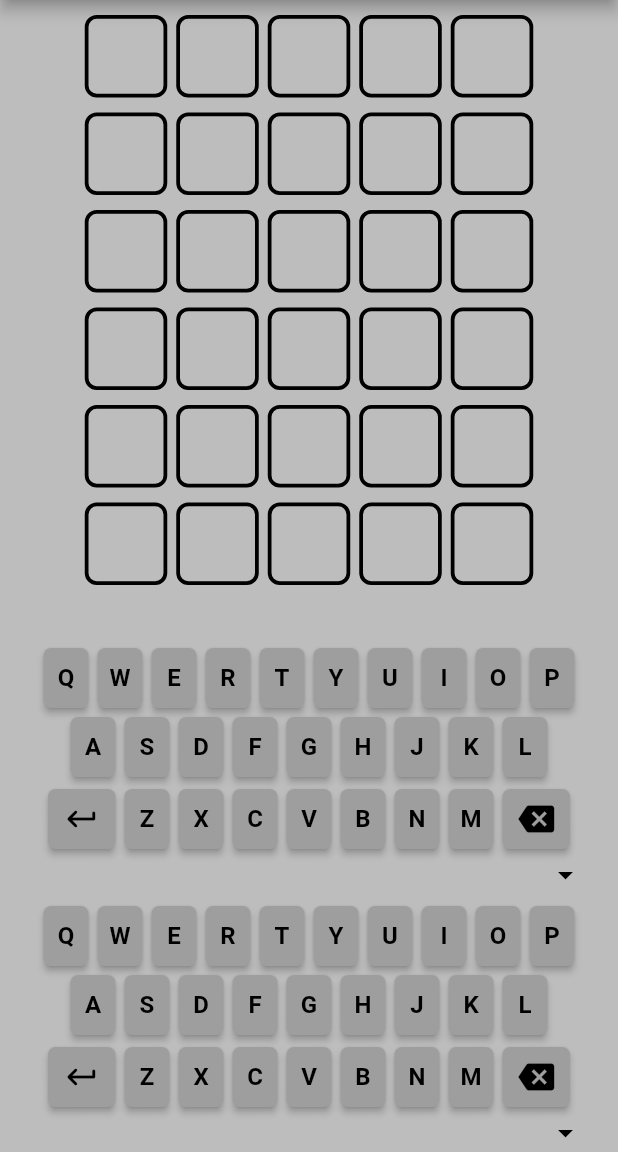
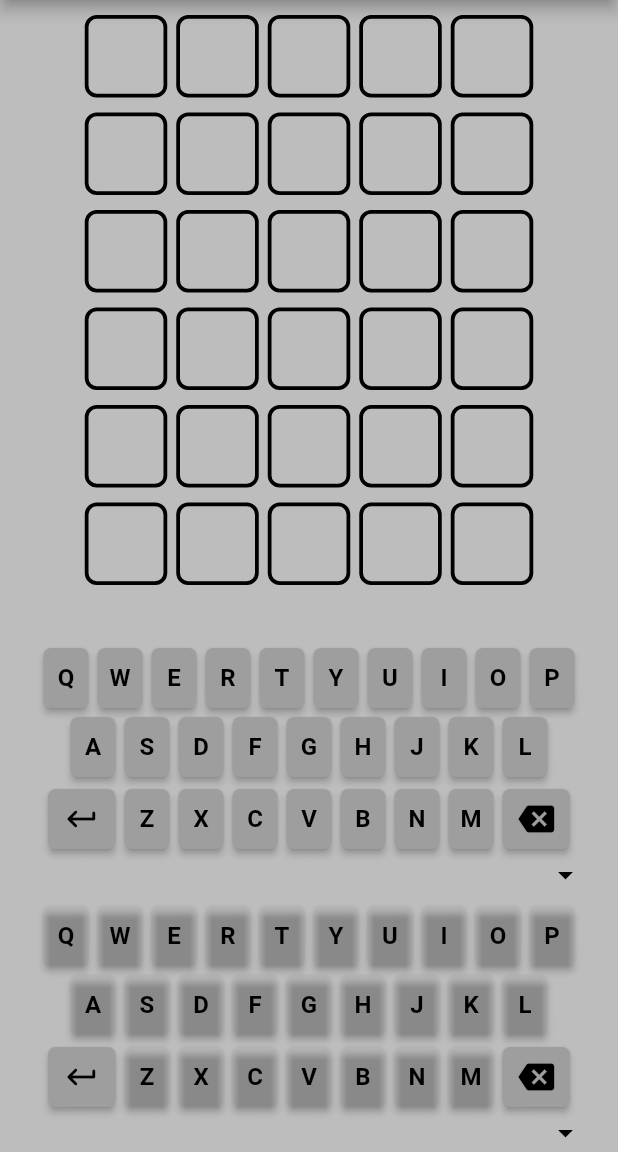
Before and after one commit to aminaramoon/ordle, a Flutter app: the screen it shows after launch, on a phone screen of 412 x 824 dp, the part 84-1236 px from its top. Run offline on Flutter 3.47's test engine with Material 2 defaults, Android fonts, the phone set to English and light mode, and no system bars; our stand-ins replace shared_preferences; project files that could hold a hidden picture were left out.

Commit message:
added card-based provider

```diff
--- a/lib/screens/game_screen.dart
+++ b/lib/screens/game_screen.dart
@@ -1,10 +1,13 @@
 import 'package:flutter/material.dart';
 import 'package:provider/provider.dart';
 import 'package:wordle/services/app_theme.dart';
+import 'package:wordle/services/locale.dart';
 import 'package:wordle/states/keyboard_provider.dart';
 import 'package:wordle/states/oauth_provider.dart';
 import 'package:wordle/widgets/keyboard.dart';
 import 'package:wordle/widgets/wordpad.dart';
+
+import '../widgets/new_keyboard.dart';
 
 class GameScreen extends StatelessWidget {
   const GameScreen({Key? key}) : super(key: key);
@@ -94,7 +97,7 @@ class GameScreen extends StatelessWidget {
             Expanded(child: Container()),
             const Keyboard(),
             Visibility(
-              child: const Keyboard(),
+              child: const NewKeyboard(locale: LanguageLocale.en()),
               visible: context.watch<KeyboardProvider>().visible,
             )
           ],
--- a/lib/services/locale.dart
+++ b/lib/services/locale.dart
@@ -4,7 +4,8 @@ class LanguageLocale {
         _secondRow = 'ASDFGHJKL',
         _thirdRow = 'ZXCVBNM',
         _lang = "en",
-        _charCode = 0x7F;
+        _charCode = 0x7F,
+        _alphabet = 'QWERTYUIOPASDFGHJKLZXCVBNM';
 
   final String _firstRow;
   String get firstRow => _firstRow;
@@ -20,4 +21,11 @@ class LanguageLocale {
 
   final int _charCode;
   int get charCode => _charCode;
+
+  final String _alphabet;
+  String get alphabet => _alphabet;
+
+  int get secondRowIndex => _firstRow.length;
+
+  int get thirdRowIndex => _firstRow.length + _secondRow.length;
 }
--- a/lib/states/keyboard_provider.dart
+++ b/lib/states/keyboard_provider.dart
@@ -10,6 +10,8 @@ enum SubmissionResult {
   done,
   notMatch,
 }
+
+enum LetterStatus { pressed, correct, misplaced, intact }
 
 class WordRowState {
   WordRowState({required this.word, required this.state}) : radius = 8;
@@ -39,6 +41,15 @@ class WordRowState {
   final double radius;
 }
 
+class LetterState {
+  LetterState({required this.letter, required this.status});
+
+  LetterState.fromChar(this.letter) : status = LetterStatus.intact;
+
+  final String letter;
+  final LetterStatus status;
+}
+
 class KeyboardProvider with ChangeNotifier {
   final LanguageLocale _locale = const LanguageLocale.en();
   final _dictionary = Dictionary();
@@ -66,6 +77,13 @@ class KeyboardProvider with ChangeNotifier {
 
   String _guessWord = "";
   String get guessWord => _guessWord;
+
+  final List<LetterState> _alphabetKeys = const LanguageLocale.en()
+      .alphabet
+      .characters
+      .map<LetterState>((e) => LetterState.fromChar(e))
+      .toList();
+  List<LetterState> get alphabetKeys => _alphabetKeys;
 
   String _coloredFirstRow = const LanguageLocale.en().firstRow;
   String get coloredFirstRow => _coloredFirstRow;
@@ -167,6 +185,14 @@ class KeyboardProvider with ChangeNotifier {
     }
   }
 
+  void pushLetter(String c) {
+    if (_guessWord.length < numberOfLetters && _activeRow < numberOfGuesses) {
+      _guessWord += c;
+      _guessStates[_activeRow] = WordRowState.keyword(_guessWord);
+      notifyListeners();
+    }
+  }
+
   void removeLetter() {
     if (_guessWord.isNotEmpty && _activeRow < numberOfGuesses) {
       _guessWord = _guessWord.characters.skipLast(1).toString();
--- /dev/null
+++ b/lib/widgets/new_keyboard.dart
@@ -0,0 +1,259 @@
+import 'package:flutter/material.dart';
+import 'package:flutter/services.dart';
+
+import 'package:provider/provider.dart';
+import 'package:wordle/services/app_theme.dart';
+import 'package:wordle/states/keyboard_provider.dart';
+import 'package:wordle/services/locale.dart';
+
+class LetterCard extends StatelessWidget {
+  const LetterCard(
+      {Key? key, required this.letter, required LetterStatus status})
+      : backgroundColor = status == LetterStatus.correct
+            ? AppTheme.correctLetterColor
+            : status == LetterStatus.misplaced
+                ? AppTheme.misplacedLetterColor
+                : status == LetterStatus.pressed
+                    ? AppTheme.usedLetterColor
+                    : AppTheme.panelColor,
+        super(key: key);
+
+  final String letter;
+  final Color backgroundColor;
+
+  @override
+  Widget build(BuildContext context) {
+    return Padding(
+      padding: const EdgeInsets.fromLTRB(3.0, 3.0, 3.0, 3.0),
+      child: ConstrainedBox(
+        constraints: const BoxConstraints.expand(height: 40.0, width: 30.0),
+        child: ElevatedButton(
+          style: ButtonStyle(
+            shape: MaterialStateProperty.all<OutlinedBorder?>(
+              RoundedRectangleBorder(borderRadius: BorderRadius.circular(5.0)),
+            ),
+            backgroundColor: MaterialStateProperty.all<Color?>(backgroundColor),
+            padding:
+                MaterialStateProperty.all<EdgeInsets?>(const EdgeInsets.all(0)),
+          ),
+          child: Center(
+            child: Text(
+              letter,
+              style: const TextStyle(
+                fontSize: 16,
+                fontWeight: FontWeight.bold,
+                color: AppTheme.keyFontColor,
+              ),
+            ),
+          ),
+          onPressed: () {
+            HapticFeedback.lightImpact();
+            context.read<KeyboardProvider>().pushLetter(letter);
+          },
+        ),
+      ),
+    );
+  }
+}
+
+class ActionCard extends StatelessWidget {
+  const ActionCard({Key? key, required this.icon, this.callback})
+      : super(key: key);
+
+  final IconData icon;
+  final Color iconColor = AppTheme.keyFontColor;
+  final VoidCallback? callback;
+
+  @override
+  Widget build(BuildContext context) {
+    return Padding(
+      padding: const EdgeInsets.fromLTRB(3.0, 5.0, 3.0, 5.0),
+      child: ConstrainedBox(
+        constraints: const BoxConstraints.expand(height: 40.0, width: 45.0),
+        child: ElevatedButton(
+          style: ButtonStyle(
+            shape: MaterialStateProperty.all<OutlinedBorder?>(
+                RoundedRectangleBorder(
+                    borderRadius: BorderRadius.circular(5.0))),
+            backgroundColor:
+                MaterialStateProperty.all<Color?>(AppTheme.keypadColor),
+            padding:
+                MaterialStateProperty.all<EdgeInsets?>(const EdgeInsets.all(0)),
+          ),
+          child: Center(
+            child: Icon(icon, color: iconColor),
+          ),
+          onPressed: () {
+            HapticFeedback.heavyImpact();
+            if (callback != null) callback!();
+          },
+        ),
+      ),
+    );
+  }
+}
+
+class LetterRow extends StatelessWidget {
+  const LetterRow(
+      {Key? key, required this.firstIndex, required this.secondIndex})
+      : super(key: key);
+
+  final int firstIndex;
+  final int secondIndex;
+
+  @override
+  Widget build(BuildContext context) {
+    return Row(
+      crossAxisAlignment: CrossAxisAlignment.center,
+      mainAxisAlignment: MainAxisAlignment.center,
+      children: [
+        for (int i = firstIndex; i != secondIndex; ++i)
+          Selector<KeyboardProvider, LetterState>(
+            selector: (_, provider) => provider.alphabetKeys[i],
+            builder: (context, state, _) {
+              return LetterCard(letter: state.letter, status: state.status);
+            },
+          )
+      ],
+    );
+  }
+}
+
+class NewKeyboard extends StatelessWidget {
+  const NewKeyboard({Key? key, required this.locale}) : super(key: key);
+
+  final LanguageLocale locale;
+
+  @override
+  Widget build(BuildContext context) {
+    return Container(
+      alignment: Alignment.center,
+      child: Padding(
+        padding: const EdgeInsets.fromLTRB(3.0, 5.0, 3.0, 5.0),
+        child: Column(
+          crossAxisAlignment: CrossAxisAlignment.center,
+          children: [
+            LetterRow(
+              firstIndex: 0,
+              secondIndex: locale.secondRowIndex,
+            ),
+            LetterRow(
+              firstIndex: locale.secondRowIndex,
+              secondIndex: locale.thirdRowIndex,
+            ),
+            Row(
+                crossAxisAlignment: CrossAxisAlignment.center,
+                mainAxisAlignment: MainAxisAlignment.center,
+                children: [
+                  ActionCard(
+                    icon: Icons.keyboard_return_rounded,
+                    callback: () async {
+                      var provider = context.read<KeyboardProvider>();
+                      var result = await provider.submitAnswer();
+                      if (result == SubmissionResult.correct) {
+                        showDialog(
+                            barrierDismissible: false,
+                            context: context,
+                            builder: (context) => AlertDialog(
+                                  title: Text(provider.winningMessage),
+                                  content: Text(
+                                      "word was ${provider.guessWord.toLowerCase()}"),
+                                  backgroundColor: Colors.green,
+                                  actions: [
+                                    TextButton(
+                                      child: const Text("new game"),
+                                      onPressed: () {
+                                        provider.newGame(null);
+                                        Navigator.of(context,
+                                                rootNavigator: false)
+                                            .pop();
+                                      },
+                                    ),
+                                  ],
+                                ));
+                      } else if (result == SubmissionResult.invalid) {
+                        ScaffoldMessenger.of(context)
+                          ..hideCurrentSnackBar()
+                          ..showSnackBar(SnackBar(
+                            content: Text(
+                                "not a word ${provider.guessWord.toLowerCase()}"),
+                            behavior: SnackBarBehavior.floating,
+                            duration: const Duration(seconds: 1),
+                            backgroundColor:
+                                const Color.fromARGB(255, 19, 20, 20),
+                          ));
+                      } else if (result == SubmissionResult.done) {
+                        showDialog(
+                            barrierDismissible: false,
+                            context: context,
+                            builder: (context) => AlertDialog(
+                                  title: const Text("done"),
+                                  content: Text(
+                                      "word is ${provider.keyword.toLowerCase()}"),
+                                  actions: [
+                                    TextButton(
+                                      child: const Text("new game"),
+                                      onPressed: () {
+                                        provider.newGame(null);
+                                        Navigator.of(context,
+                                                rootNavigator: false)
+                                            .pop();
+                                      },
+                                    ),
+                                  ],
+                                ));
+                      } else if (result == SubmissionResult.notMatch) {
+                        showDialog(
+                            barrierDismissible: false,
+                            context: context,
+                            builder: (context) => AlertDialog(
+                                  title: const Text("done"),
+                                  content: Text(
+                                      "word is ${provider.hardModeMismatchMsg}"),
+                                  actions: [
+                                    TextButton(
+                                      child: const Text("continue"),
+                                      onPressed: () {
+                                        Navigator.of(context,
+                                                rootNavigator: false)
+                                            .pop();
+                                      },
+                                    ),
+                                  ],
+                                ));
+                      }
+                    },
+                  ),
+                  LetterRow(
+                    firstIndex: locale.thirdRowIndex,
+                    secondIndex: locale.alphabet.length,
+                  ),
+                  ActionCard(
+                    icon: Icons.backspace,
+                    callback: () =>
+                        context.read<KeyboardProvider>().removeLetter(),
+                  ),
+                ]),
+            Container(
+              alignment: Alignment.bottomRight,
+              child: SizedBox(
+                height: 20,
+                child: TextButton(
+                  style: TextButton.styleFrom(
+                    primary: Colors.black,
+                    padding: const EdgeInsets.symmetric(horizontal: 5.0),
+                    shape: const RoundedRectangleBorder(
+                      borderRadius: BorderRadius.all(Radius.circular(2.0)),
+                    ),
+                  ),
+                  child: const Icon(Icons.arrow_drop_down),
+                  onPressed: () => {},
+                ),
+              ),
+            ),
+          ],
+        ),
+      ),
+    );
+  }
+}
```
